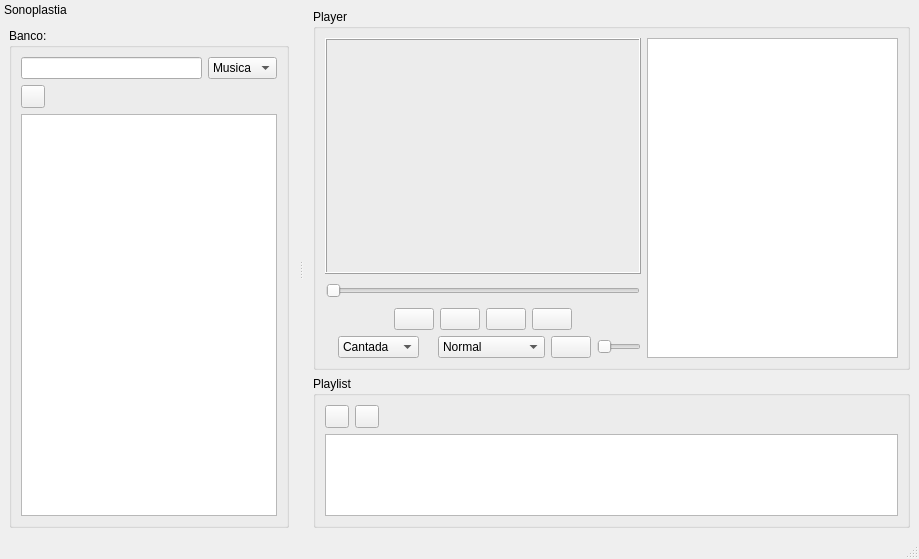
The window that TelaInicial.ui (Deivison07/public_projSono) describes before a commit, drawn with Qt 5.
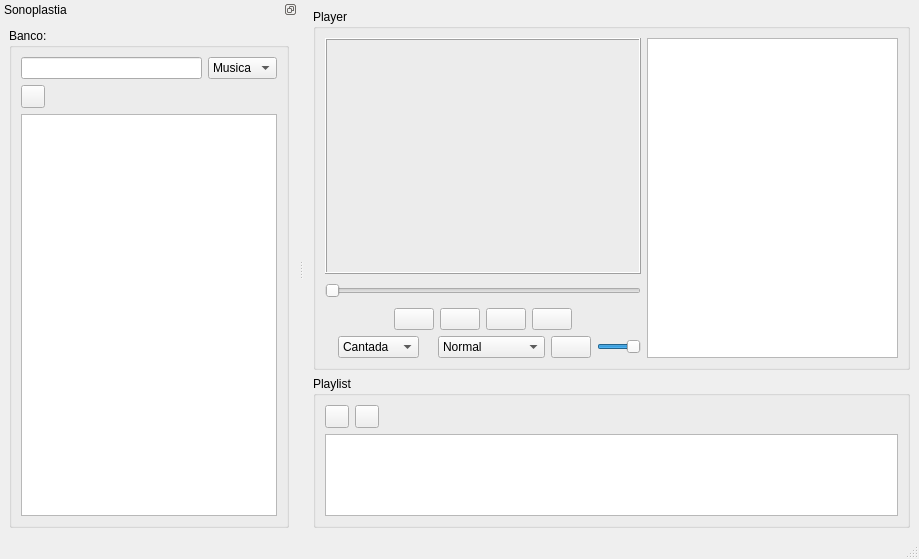
The same window after the commit. Icons and pictures are not drawn.

What changed in the file:
```diff
--- a/TelaInicial.ui
+++ b/TelaInicial.ui
@@ -48,7 +48,7 @@
              </item>
              <item>
               <layout class="QVBoxLayout" name="verticalLayout_5">
-               <item alignment="Qt::AlignHCenter">
+               <item>
                 <widget class="QSlider" name="slideMusica">
                  <property name="minimumSize">
                   <size>
@@ -288,6 +288,9 @@
                  </item>
                  <item>
                   <widget class="QSlider" name="slideVolume">
+                   <property name="value">
+                    <number>99</number>
+                   </property>
                    <property name="orientation">
                     <enum>Qt::Horizontal</enum>
                    </property>
@@ -382,7 +385,7 @@
   <widget class="QStatusBar" name="statusbar"/>
   <widget class="QDockWidget" name="dockWidget_2">
    <property name="features">
-    <set>QDockWidget::DockWidgetMovable</set>
+    <set>QDockWidget::DockWidgetFloatable|QDockWidget::DockWidgetMovable</set>
    </property>
    <property name="allowedAreas">
     <set>Qt::LeftDockWidgetArea|Qt::RightDockWidgetArea</set>
```
Left out of the diff: 24 changed lines with no effect on the pictures.
